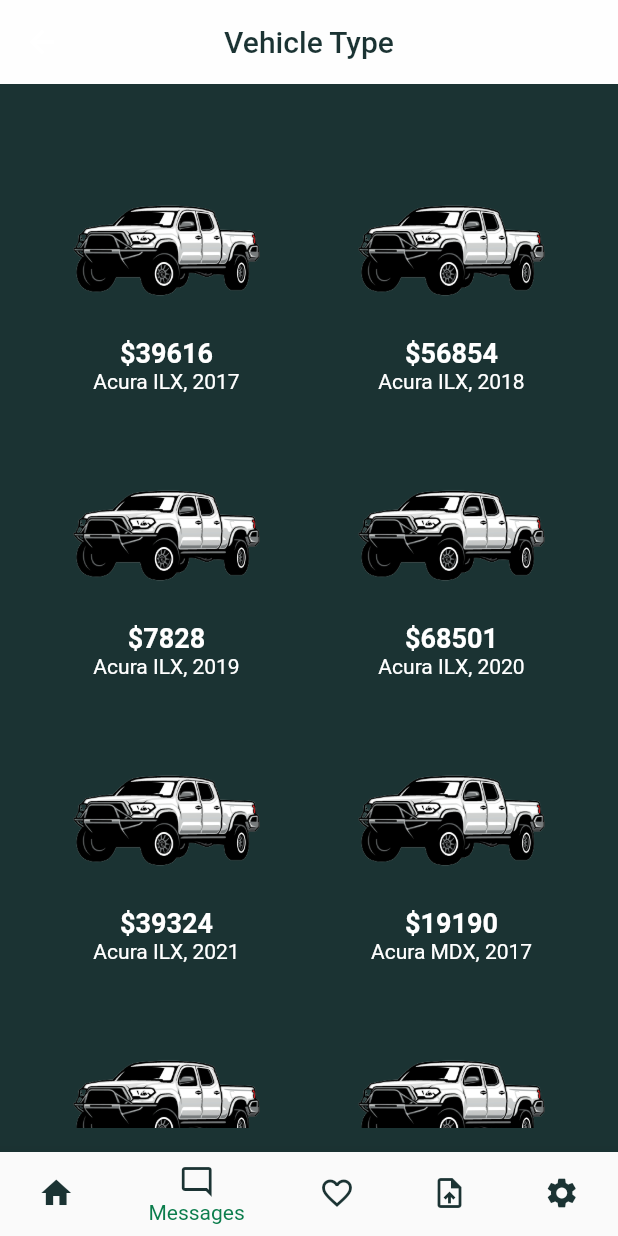
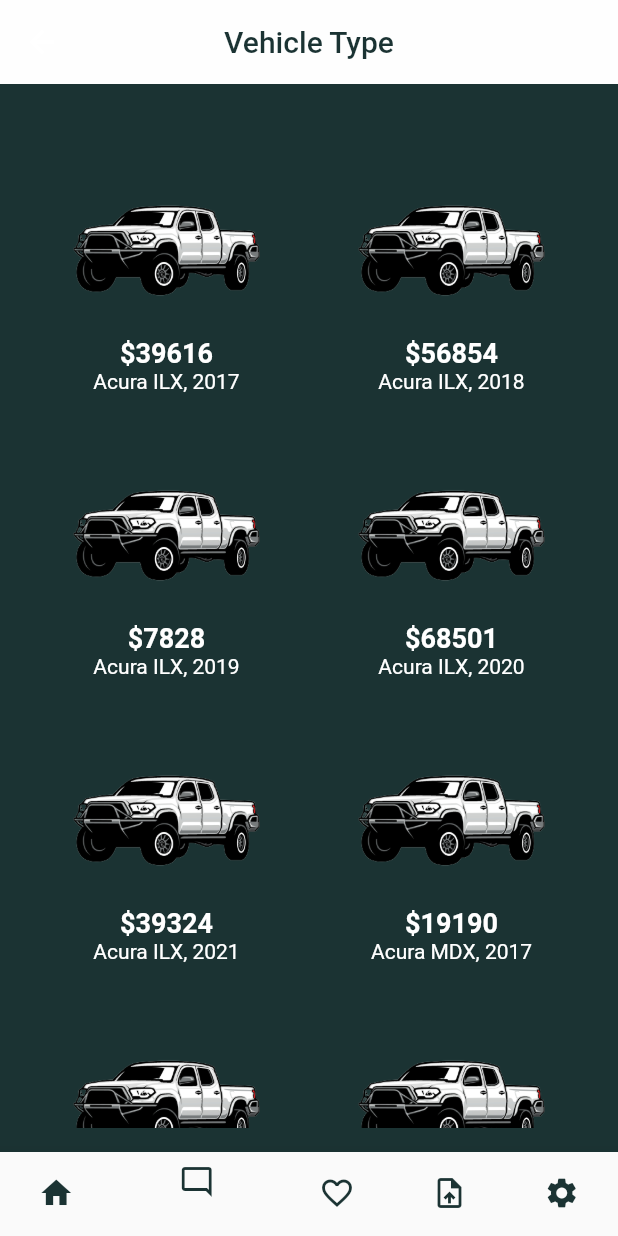
Before and after one commit to mkenlo/project_auto_design, a Flutter app: the VehicleListScreen screen opened directly with empty values, item 2 of the bottom bar chosen, on a phone screen of 412 x 824 dp. Run offline on Flutter 3.47's test engine with Material 2 defaults, Android fonts, the phone set to English and light mode, and no system bars.

Commit message:
code cleanup and instructions to run

```diff
--- a/lib/screens/vehicle_list_screen.dart
+++ b/lib/screens/vehicle_list_screen.dart
@@ -79,7 +79,7 @@
 
   Widget _buildGridItem(Vehicle item) {
     return GridTile(
-        child: Image.asset("assets/images/transport.png"),
+        child: Image.asset("assets/images/transport.png"), // dummy image
         footer: Column(children: [
           Text("\$" + item.price.toString(),
               style: TextStyle(
--- a/lib/widgets/custom_bottom_navbar.dart
+++ b/lib/widgets/custom_bottom_navbar.dart
@@ -18,15 +18,13 @@
         BottomNavigationBarItem(
             icon: Icon(Icons.home, color: APP_BG), label: 'Home'),
         BottomNavigationBarItem(
-            icon: Icon(Icons.mode_comment_outlined, color: APP_BG),
-            label: 'Messages'),
+            icon: Icon(Icons.mode_comment_outlined, color: APP_BG), label: ''),
         BottomNavigationBarItem(
-            icon: Icon(Icons.favorite_border, color: APP_BG),
-            label: 'Favorite'),
+            icon: Icon(Icons.favorite_border, color: APP_BG), label: ''),
         BottomNavigationBarItem(
-            icon: Icon(Icons.upload_file, color: APP_BG), label: 'Files'),
+            icon: Icon(Icons.upload_file, color: APP_BG), label: ''),
         BottomNavigationBarItem(
-            icon: Icon(Icons.settings, color: APP_BG), label: "Settings"),
+            icon: Icon(Icons.settings, color: APP_BG), label: ""),
       ],
     );
   }
```
Also changed, not shown: lib/screens/home_screen.dart (+4 -3 lines), 1 other file.
